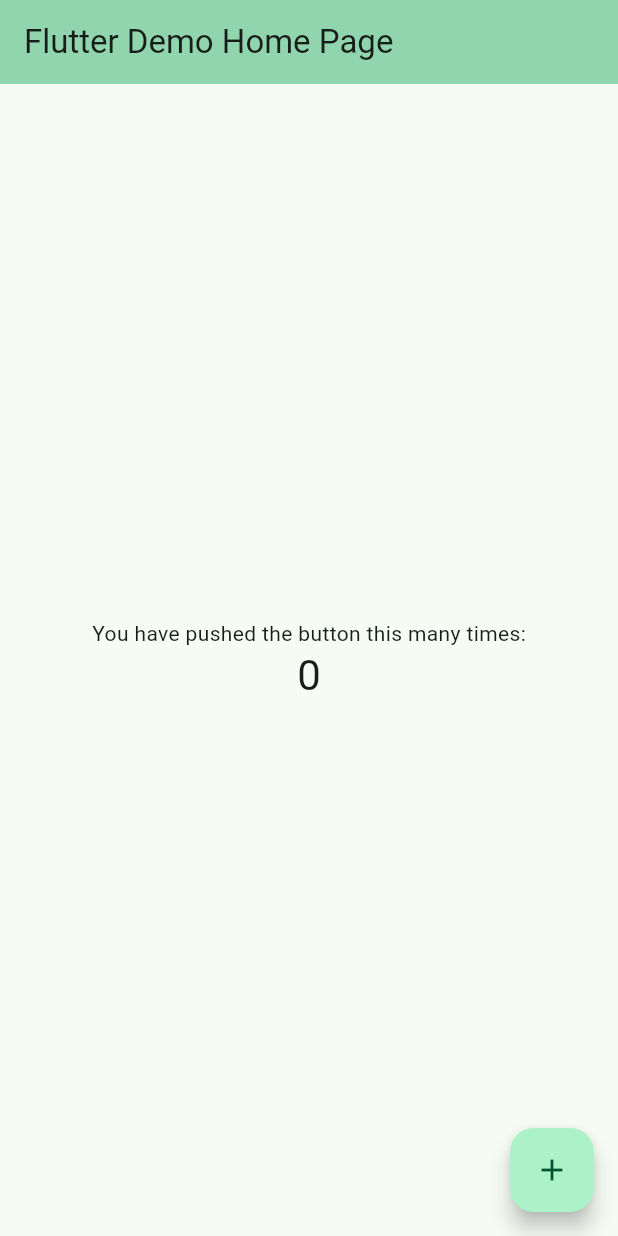
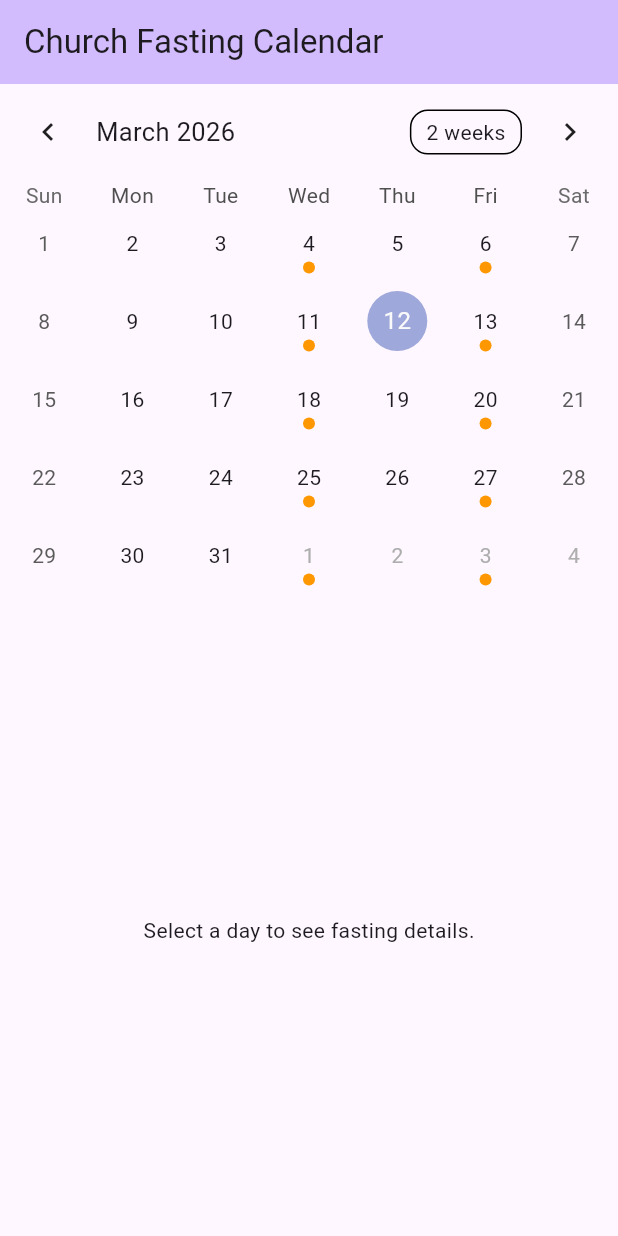
Before and after one commit to d3metrious/OrthodoxFastingCalender, a Flutter app: the screen it shows after launch, on a phone screen of 412 x 824 dp. Run offline on Flutter 3.47's test engine with Material 3 defaults, Android fonts, the phone set to English and light mode, and no system bars; drawn by our look-alikes of table_calendar.

Commit message:
Fasting rules

```diff
--- a/lib/main.dart
+++ b/lib/main.dart
@@ -2,122 +2,129 @@ import 'package:flutter/material.dart';
 import 'package:table_calendar/table_calendar.dart';
 
 void main() {
-  runApp(const MyApp());
+  runApp(const FastingCalendarApp());
 }
 
-class MyApp extends StatelessWidget {
-  const MyApp({super.key});
+class FastingCalendarApp extends StatelessWidget {
+  const FastingCalendarApp({super.key});
 
-  // This widget is the root of your application.
   @override
   Widget build(BuildContext context) {
     return MaterialApp(
-      title: 'Flutter Demo',
+      title: 'Church Fasting Calendar',
       theme: ThemeData(
-        // This is the theme of your application.
-        //
-        // TRY THIS: Try running your application with "flutter run". You'll see
-        // the application has a purple toolbar. Then, without quitting the app,
-        // try changing the seedColor in the colorScheme below to Colors.green
-        // and then invoke "hot reload" (save your changes or press the "hot
-        // reload" button in a Flutter-supported IDE, or press "r" if you used
-        // the command line to start the app).
-        //
-        // Notice that the counter didn't reset back to zero; the application
-        // state is not lost during the reload. To reset the state, use hot
-        // restart instead.
-        //
-        // This works for code too, not just values: Most code changes can be
-        // tested with just a hot reload.
-        colorScheme: .fromSeed(seedColor: Colors.greenAccent),
+        colorScheme: ColorScheme.fromSeed(seedColor: Colors.deepPurple),
+        useMaterial3: true,
       ),
-      home: const MyHomePage(title: 'Flutter Demo Home Page'),
+      home: const CalendarPage(),
     );
   }
 }
 
-class MyHomePage extends StatefulWidget {
-  const MyHomePage({super.key, required this.title});
+/// A simple service to handle fasting logic
+class FastingService {
+  static final Map<DateTime, String> _fixedFasts = {
+    DateTime.utc(2023, 12, 24): 'Nativity Fast',
+    DateTime.utc(2023, 12, 25): 'Feast of the Nativity',
+  };
 
-  // This widget is the home page of your application. It is stateful, meaning
-  // that it has a State object (defined below) that contains fields that affect
-  // how it looks.
+  static String? getFastingType(DateTime date) {
+    // 1. Check fixed dates first
+    final normalizedDate = DateTime.utc(date.year, date.month, date.day);
+    if (_fixedFasts.containsKey(normalizedDate)) {
+      return _fixedFasts[normalizedDate];
+    }
 
-  // This class is the configuration for the state. It holds the values (in this
-  // case the title) provided by the parent (in this case the App widget) and
-  // used by the build method of the State. Fields in a Widget subclass are
-  // always marked "final".
+    // 2. Weekly fasts: Wednesday and Friday
+    if (date.weekday == DateTime.wednesday) return 'Wednesday Fast';
+    if (date.weekday == DateTime.friday) return 'Friday Fast';
 
-  final String title;
+    return null;
+  }
+}
+
+class CalendarPage extends StatefulWidget {
+  const CalendarPage({super.key});
 
   @override
-  State<MyHomePage> createState() => _MyHomePageState();
+  State<CalendarPage> createState() => _CalendarPageState();
 }
 
-class _MyHomePageState extends State<MyHomePage> {
-  int _counter = 0;
-
-  void _incrementCounter() {
-    setState(() {
-      // This call to setState tells the Flutter framework that something has
-      // changed in this State, which causes it to rerun the build method below
-      // so that the display can reflect the updated values. If we changed
-      // _counter without calling setState(), then the build method would not be
-      // called again, and so nothing would appear to happen.
-      _counter++;
-    });
-  }
+class _CalendarPageState extends State<CalendarPage> {
+  DateTime _focusedDay = DateTime.now();
+  DateTime? _selectedDay;
 
   @override
   Widget build(BuildContext context) {
-    // This method is rerun every time setState is called, for instance as done
-    // by the _incrementCounter method above.
-    //
-    // The Flutter framework has been optimized to make rerunning build methods
-    // fast, so that you can just rebuild anything that needs updating rather
-    // than having to individually change instances of widgets.
     return Scaffold(
       appBar: AppBar(
-        // TRY THIS: Try changing the color here to a specific color (to
-        // Colors.amber, perhaps?) and trigger a hot reload to see the AppBar
-        // change color while the other colors stay the same.
+        title: const Text('Church Fasting Calendar'),
         backgroundColor: Theme.of(context).colorScheme.inversePrimary,
-        // Here we take the value from the MyHomePage object that was created by
-        // the App.build method, and use it to set our appbar title.
-        title: Text(widget.title),
       ),
-      body: Center(
-        // Center is a layout widget. It takes a single child and positions it
-        // in the middle of the parent.
-        child: Column(
-          // Column is also a layout widget. It takes a list of children and
-          // arranges them vertically. By default, it sizes itself to fit its
-          // children horizontally, and tries to be as tall as its parent.
-          //
-          // Column has various properties to control how it sizes itself and
-          // how it positions its children. Here we use mainAxisAlignment to
-          // center the children vertically; the main axis here is the vertical
-          // axis because Columns are vertical (the cross axis would be
-          // horizontal).
-          //
-          // TRY THIS: Invoke "debug painting" (choose the "Toggle Debug Paint"
-          // action in the IDE, or press "p" in the console), to see the
-          // wireframe for each widget.
-          mainAxisAlignment: .center,
-          children: [
-            const Text('You have pushed the button this many times:'),
-            Text(
-              '$_counter',
-              style: Theme.of(context).textTheme.headlineMedium,
+      body: Column(
+        children: [
+          TableCalendar(
+            firstDay: DateTime.utc(2020, 1, 1),
+            lastDay: DateTime.utc(2030, 12, 31),
+            focusedDay: _focusedDay,
+            selectedDayPredicate: (day) => isSameDay(_selectedDay, day),
+            onDaySelected: (selectedDay, focusedDay) {
+              setState(() {
+                _selectedDay = selectedDay;
+                _focusedDay = focusedDay;
+              });
+            },
+            // Logic to show a marker if it's a fasting day
+            eventLoader: (day) {
+              final fast = FastingService.getFastingType(day);
+              return fast != null ? [fast] : [];
+            },
+            calendarStyle: const CalendarStyle(
+              markerDecoration: BoxDecoration(
+                color: Colors.orange,
+                shape: BoxShape.circle,
+              ),
             ),
-          ],
-        ),
-      ),
-      floatingActionButton: FloatingActionButton(
-        onPressed: _incrementCounter,
-        tooltip: 'Increment',
-        child: const Icon(Icons.add),
+          ),
+          const SizedBox(height: 20),
+          Expanded(
+            child: Center(
+              child: _buildInfoCard(),
+            ),
+          ),
+        ],
       ),
     );
   }
+
+  Widget _buildInfoCard() {
+    if (_selectedDay == null) {
+      return const Text('Select a day to see fasting details.');
+    }
+
+    final fastType = FastingService.getFastingType(_selectedDay!);
+    if (fastType != null) {
+      return Card(
+        color: Colors.orange.shade50,
+        margin: const EdgeInsets.all(16),
+        child: Padding(
+          padding: const EdgeInsets.all(16.0),
+          child: Column(
+            mainAxisSize: MainAxisSize.min,
+            children: [
+              const Icon(Icons.restaurant_menu, color: Colors.orange),
+              const SizedBox(height: 8),
+              Text(
+                fastType,
+                style: Theme.of(context).textTheme.headlineSmall,
+              ),
+              const Text('Standard Fasting rules apply.'),
+            ],
+          ),
+        ),
+      );
+    }
+
+    return const Text('No fasting today.');
+  }
 }
```
